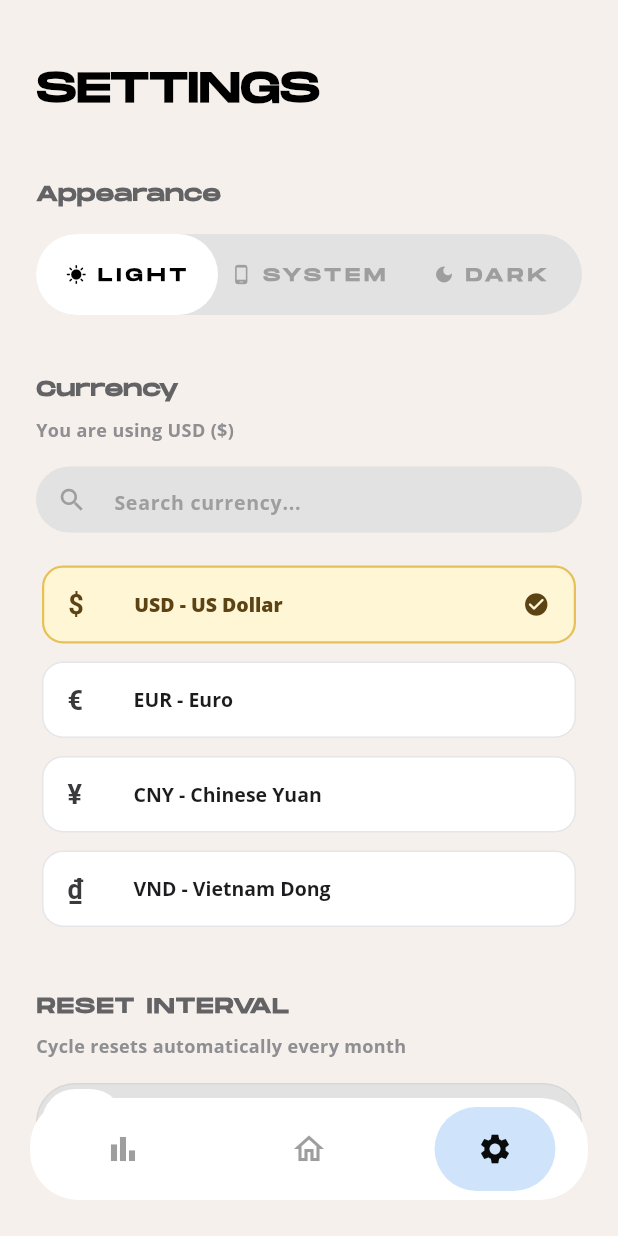
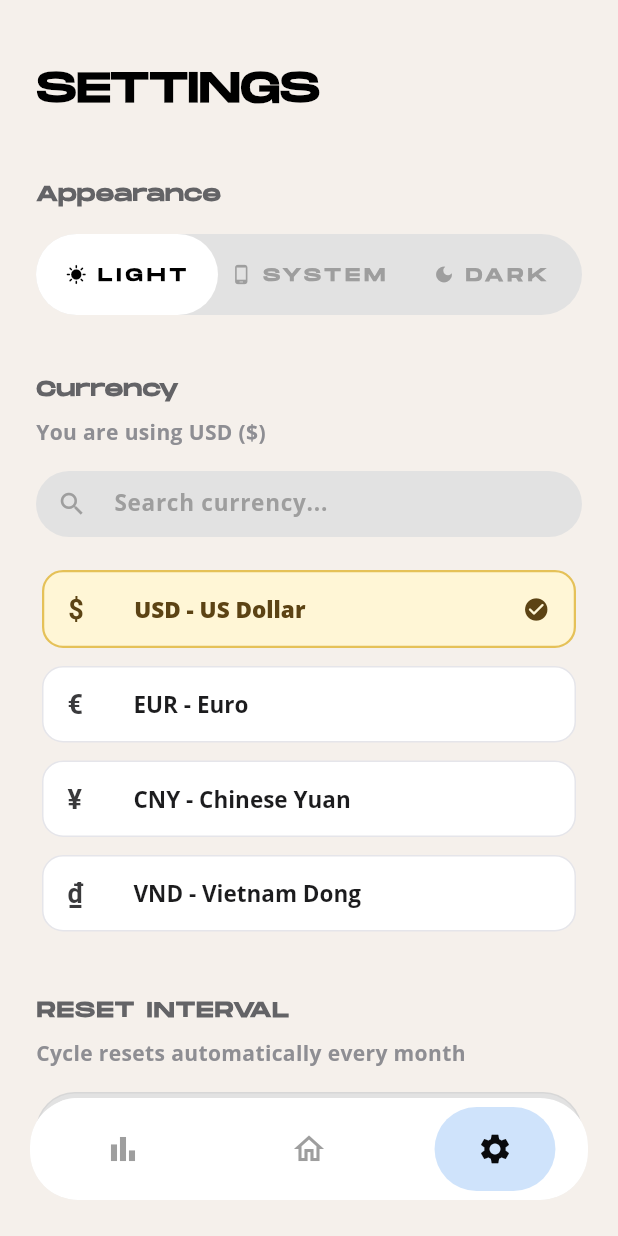
Before and after one commit to ngoleminhphuc1011/RADIX-finance-tracker-app, a Flutter app: the screen it shows after launch, swiped to page 3, on a phone screen of 412 x 824 dp. Run offline on Flutter 3.47's test engine with Material 3 defaults, Android fonts, the phone set to English and light mode, and no system bars; our stand-ins replace fl_chart, google_fonts, shared_preferences, sqflite, sqflite_common_ffi_web; accounts and stored records are empty.

Commit message:
fix: font size

```diff
--- a/lib/core/theme/app_typography.dart
+++ b/lib/core/theme/app_typography.dart
@@ -18,6 +18,10 @@ class AppTypography {
     return requestedWeight;
   }
 
+  /// Global size increment for Open Sans text across RADIX
+  /// ensuring optimal legibility and balanced visual fit with the bold geometric UI.
+  static const double sizeBoost = 2.0;
+
   /// Returns an Open Sans [TextStyle] using only bold and very bold weights.
   static TextStyle openSans({
     double? fontSize,
@@ -27,8 +31,10 @@ class AppTypography {
     double? height,
     TextDecoration? decoration,
   }) {
+    final double? adjustedSize =
+        fontSize != null ? (fontSize + sizeBoost) : null;
     return GoogleFonts.openSans(
-      fontSize: fontSize,
+      fontSize: adjustedSize,
       fontWeight: resolveBoldWeight(fontWeight, fallback: FontWeight.bold),
       color: color,
       letterSpacing: letterSpacing,
```
